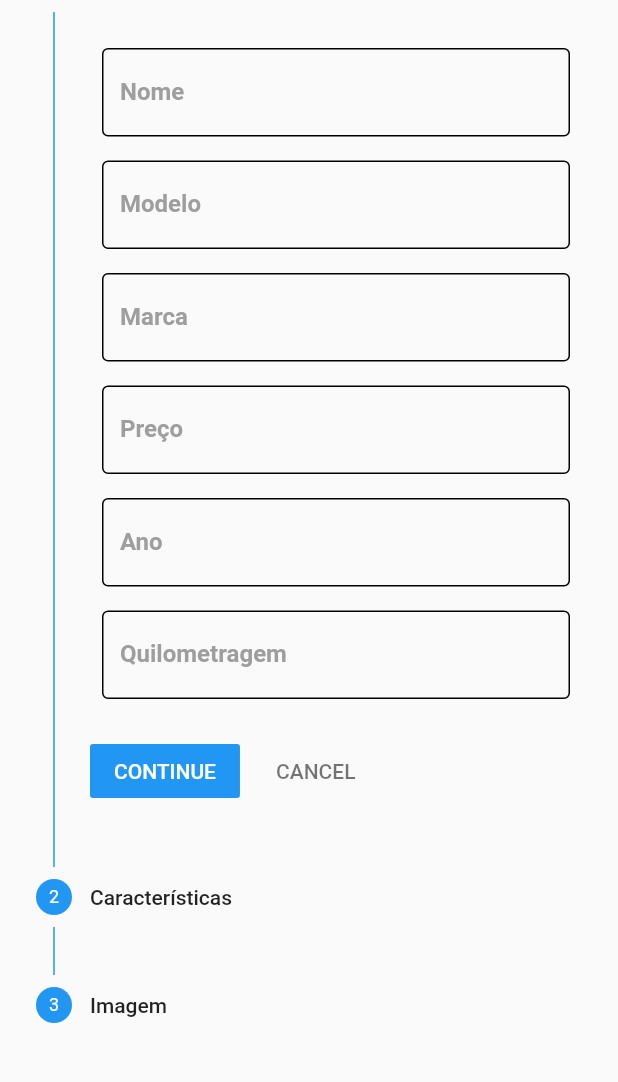
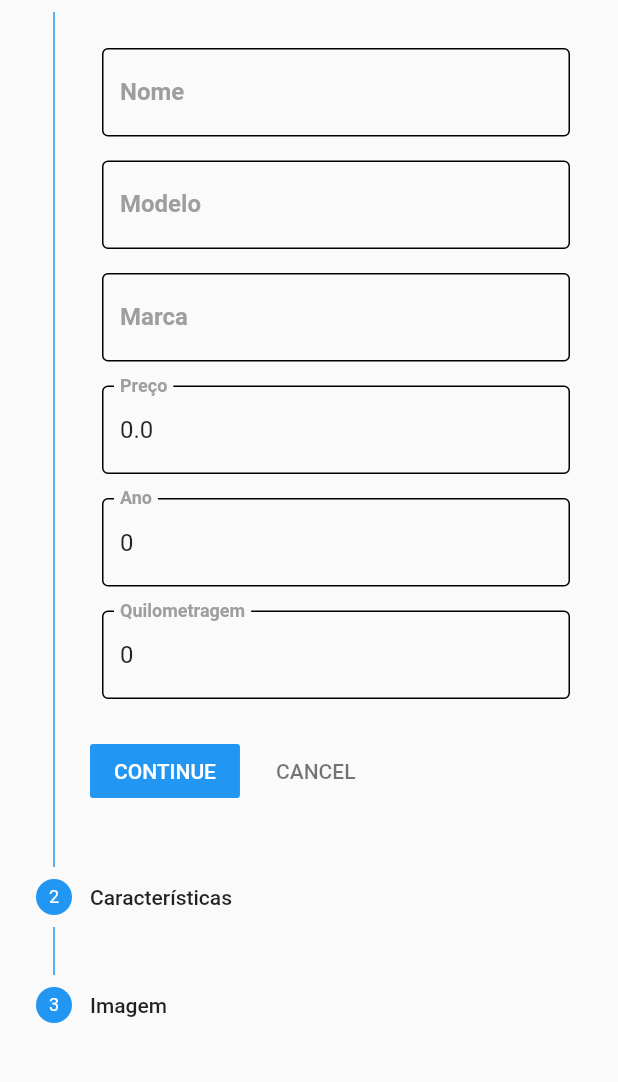
Before and after one commit to leoruas/concessionaria-paiv, a Flutter app: the InfoScreen screen opened directly with empty values, after a tap on the "edit" icon, on a phone screen of 412 x 824 dp, the part 72-1154 px from its top. Run offline on Flutter 3.47's test engine with Material 2 defaults, Android fonts, the phone set to English and light mode, and no system bars; our stand-ins replace flutter_colorpicker, image_picker, sqflite; accounts and stored records are empty; network calls fail.

Commit message:
editing screen

```diff
--- a/lib/screens/EstoqueScreen.dart
+++ b/lib/screens/EstoqueScreen.dart
@@ -26,7 +26,7 @@ class _EstoqueScreenState extends State<EstoqueScreen> {
         ),
       ),
       floatingActionButton: FloatingActionButton(
-        onPressed: () => Navigator.pushNamed(context, newCarRouteName),
+        onPressed: () => Navigator.pushNamed(context, newCarRouteName, arguments: null),
         child: Icon(Icons.add),
         backgroundColor: Colors.red.shade900,
       ),
--- a/lib/screens/InfoScreen.dart
+++ b/lib/screens/InfoScreen.dart
@@ -24,7 +24,7 @@ class InfoScreen extends StatelessWidget {
                 onPressed: () => sellDialog(context)),
             IconButton(
                 icon: Icon(Icons.edit),
-                onPressed: () => Navigator.pushNamed(context, newCarRouteName)),
+                onPressed: () => Navigator.pushNamed(context, newCarRouteName, arguments: car)),
             IconButton(
                 icon: Icon(Icons.delete),
                 onPressed: () => _mostrarDialogoDeletar(context))
--- a/lib/screens/NewCar/NewCar.dart
+++ b/lib/screens/NewCar/NewCar.dart
@@ -6,6 +6,9 @@ import 'package:concessionaria_paiv/utils/DatabaseHelper.dart';
 import 'package:flutter/material.dart';
 
 class NewCar extends StatefulWidget {
+  final Car car;
+  NewCar(args) : this.car = args;
+
   @override
   _NewCarState createState() => _NewCarState();
 }
@@ -13,7 +16,22 @@ class NewCar extends StatefulWidget {
 class _NewCarState extends State<NewCar> {
   int _currentStep = 0;
   DatabaseHelper db = DatabaseHelper();
-  Car baseCar = Car();
+  Car baseCar;
+
+  _NewCarState();
+
+  void initState() {
+    if (widget.car != null) {
+      setState(() {
+        baseCar = widget.car;
+      });
+    } else {
+      setState(() {
+        baseCar = Car();
+      });
+    }
+    super.initState();
+  }
 
   @override
   Widget build(BuildContext context) {
@@ -25,6 +43,7 @@ class _NewCarState extends State<NewCar> {
             Step(
               title: Text('Informações'),
               content: TextInputs(
+                baseCar,
                 updateInfo: updateInfo,
               ),
               isActive: true,
@@ -32,6 +51,7 @@ class _NewCarState extends State<NewCar> {
             Step(
               title: Text('Características'),
               content: Description(
+                baseCar,
                 updateDescription: updateDescription,
               ),
               isActive: true,
@@ -39,6 +59,7 @@ class _NewCarState extends State<NewCar> {
             Step(
               title: Text('Imagem'),
               content: ImageStep(
+                baseCar,
                 updateImage: updateImage,
               ),
               isActive: true,
--- a/lib/screens/NewCar/Steps/Description.dart
+++ b/lib/screens/NewCar/Steps/Description.dart
@@ -1,9 +1,12 @@
+import 'package:concessionaria_paiv/models/Car.dart';
 import 'package:flutter/material.dart';
 import 'package:flutter_colorpicker/flutter_colorpicker.dart';
 
 class Description extends StatefulWidget {
+  final Car car;
   final updateDescription;
-  Description({this.updateDescription});
+  Description(this.car, {this.updateDescription});
+
   @override
   _DescriptionState createState() => _DescriptionState();
 }
@@ -13,6 +16,18 @@ class _DescriptionState extends State<Description> {
   bool _brandNew = false;
   Color pickerColor = Color(0xff443a49);
   Color currentColor = Color(0xff443a49);
+
+  void initState() {
+    if (widget.car.name != null) {
+      setState(() {
+        widget.car.isNew == 1 ? _brandNew = true : _brandNew = false;
+        widget.car.isAuto == 1 ? _automaticGearshift = true : _automaticGearshift = false;
+        currentColor = Color(widget.car.color);
+        pickerColor = Color(widget.car.color);
+      });
+    }
+    super.initState();
+  }
 
   @override
   Widget build(BuildContext context) {
@@ -88,7 +103,8 @@ class _DescriptionState extends State<Description> {
                               onPressed: () {
                                 setState(() => currentColor = pickerColor);
                                 Navigator.of(context).pop();
-                                widget.updateDescription(_brandNew, _automaticGearshift, currentColor);
+                                widget.updateDescription(_brandNew,
+                                    _automaticGearshift, currentColor);
                               },
                             ),
                           ],
--- a/lib/screens/NewCar/Steps/Image.dart
+++ b/lib/screens/NewCar/Steps/Image.dart
@@ -1,11 +1,15 @@
 import 'dart:io';
 
+import 'package:concessionaria_paiv/models/Car.dart';
 import 'package:flutter/material.dart';
 import 'package:image_picker/image_picker.dart';
 
 class ImageStep extends StatefulWidget {
   final updateImage;
-  ImageStep({this.updateImage});
+  final Car car;
+
+  ImageStep(this.car, {this.updateImage});
+
   @override
   _ImageStepState createState() => _ImageStepState();
 }
@@ -13,6 +17,15 @@ class ImageStep extends StatefulWidget {
 class _ImageStepState extends State<ImageStep> {
   final picker = ImagePicker();
   File image;
+
+  void initState() {
+    if (widget.car.name != null) {
+      setState(() {
+        image = File(widget.car.image);
+      });
+    }
+    super.initState();
+  }
 
   Future getImage() async {
     final pickedFile = await picker.getImage(source: ImageSource.gallery);
--- a/lib/screens/NewCar/Steps/Information.dart
+++ b/lib/screens/NewCar/Steps/Information.dart
@@ -1,6 +1,8 @@
+import 'package:concessionaria_paiv/models/Car.dart';
 import 'package:flutter/material.dart';
 
 class TextInputs extends StatefulWidget {
+  final Car car;
   final updateInfo;
   final TextEditingController nameController = TextEditingController();
   final TextEditingController modelController = TextEditingController();
@@ -8,13 +10,29 @@ class TextInputs extends StatefulWidget {
   final TextEditingController priceController = TextEditingController();
   final TextEditingController yearController = TextEditingController();
   final TextEditingController kmController = TextEditingController();
-  TextInputs({this.updateInfo});
+  TextInputs(this.car, {this.updateInfo});
 
   @override
   _TextInputsState createState() => _TextInputsState();
 }
 
 class _TextInputsState extends State<TextInputs> {
+
+  void initState() {
+    print(widget.car.name);
+    if (widget.car.name != null) {
+      setState(() {
+        widget.nameController.text = widget.car.name;
+        widget.modelController.text = widget.car.model;
+        widget.brandController.text = widget.car.brand;
+        widget.priceController.text = widget.car.price.toString();
+        widget.yearController.text = widget.car.year.toString();
+        widget.kmController.text = widget.car.km.toString();
+      });
+    }
+    super.initState();
+  }
+
   @override
   Widget build(BuildContext context) {
     return Container(
--- a/lib/utils/RouterView.dart
+++ b/lib/utils/RouterView.dart
@@ -8,7 +8,7 @@ class RouterView {
   static Route<dynamic> generateRoute(RouteSettings settings) {
     switch (settings.name) {
       case newCarRouteName:
-        return MaterialPageRoute(builder: (_) => NewCar());
+        return MaterialPageRoute(builder: (_) => NewCar(settings.arguments));
       case infoCarRouteName:
         return MaterialPageRoute(builder: (_) => InfoScreen());
     }
```
